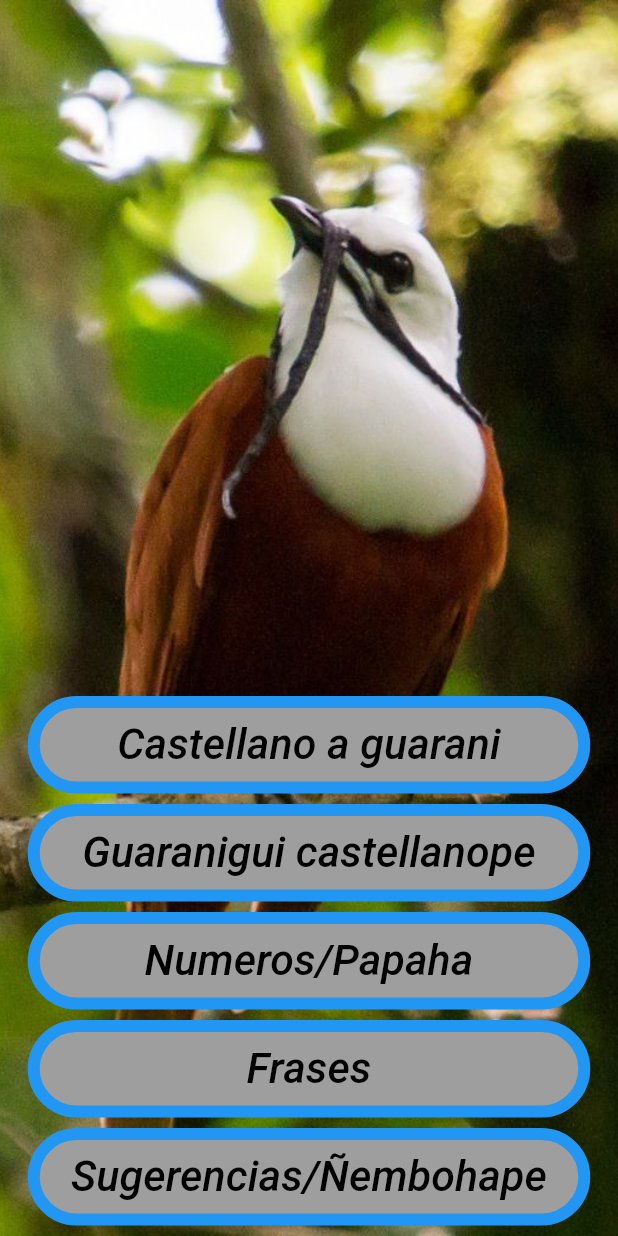
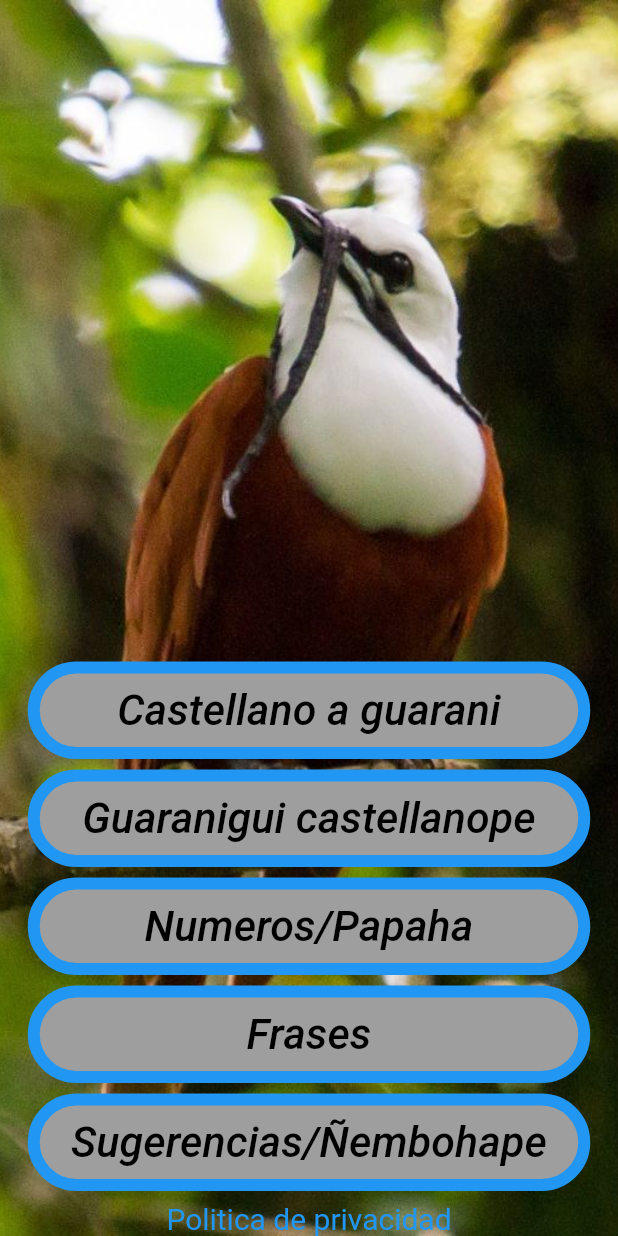
Before and after one commit to Zorro-cristal/Guara, a Flutter app: the screen it shows after launch, on a phone screen of 412 x 824 dp. Run offline on Flutter 3.47's test engine with Material 2 defaults, Android fonts, the phone set to English and light mode, and no system bars; our stand-ins replace google_mobile_ads, googleapis_auth; missing offline and left inert: flutter_email_sender, googleapis.

Commit message:
Politica de privacidad agregada

```diff
--- a/lib/screen/menus/principal.dart
+++ b/lib/screen/menus/principal.dart
@@ -1,7 +1,9 @@
+import 'package:flutter/gestures.dart';
 import 'package:flutter/material.dart';
 import 'package:guara/layout/boton.dart';
 import 'package:guara/rutas/rutas.dart';
 import 'package:guara/styles/fondo_pantalla.dart';
+import 'package:url_launcher/url_launcher.dart';
 
 class Principal extends StatelessWidget {
   const Principal({super.key});
@@ -72,6 +74,26 @@ class Principal extends StatelessWidget {
                   ],
                 ),
                 Container(height: distancia),
+                Center(
+                  child: Text.rich(TextSpan(
+                    style: TextStyle(fontSize: 20),
+                    children: [
+                      TextSpan(
+                        text: 'Politica de privacidad',
+                        style: TextStyle(color: Colors.blue),
+                        recognizer: TapGestureRecognizer()
+                          ..onTap = () async {
+                            const url = 'https://1drv.ms/b/s!An07D-r-noDVyU8gzUQXc4Voz-g5?e=kGGdRK';
+                            if (await canLaunch(url)) {
+                              await launch(url);
+                            } else {
+                              throw 'No se pudo lanzar $url';
+                            }
+                          },
+                      ),
+                    ]
+                  )),
+                )
               ],
             )),
       ),
--- a/pubspec.yaml
+++ b/pubspec.yaml
@@ -17,7 +17,7 @@ publish_to: 'none' # Remove this line if you wish to publish to pub.dev
 # https://developer.apple.com/library/archive/documentation/General/Reference/InfoPlistKeyReference/Articles/CoreFoundationKeys.html
 # In Windows, build-name is used as the major, minor, and patch parts
 # of the product and file versions while build-number is used as the build suffix.
-version: 1.0.5
+version: 1.1.6
 
 environment:
   sdk: '>=2.18.6 <3.0.0'
@@ -40,6 +40,7 @@ dependencies:
   googleapis: ^10.1.0
   googleapis_auth:
   google_mobile_ads: ^2.3.0
+  url_launcher: ^6.1.10
 
 dev_dependencies:
   flutter_test:
```
Also changed, not shown: pubspec.lock, 7 other files.
